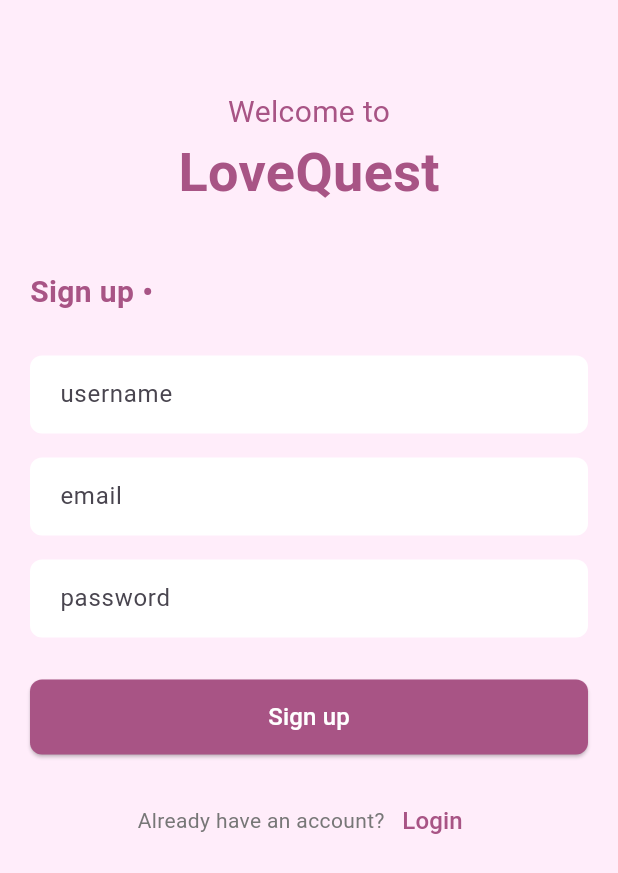
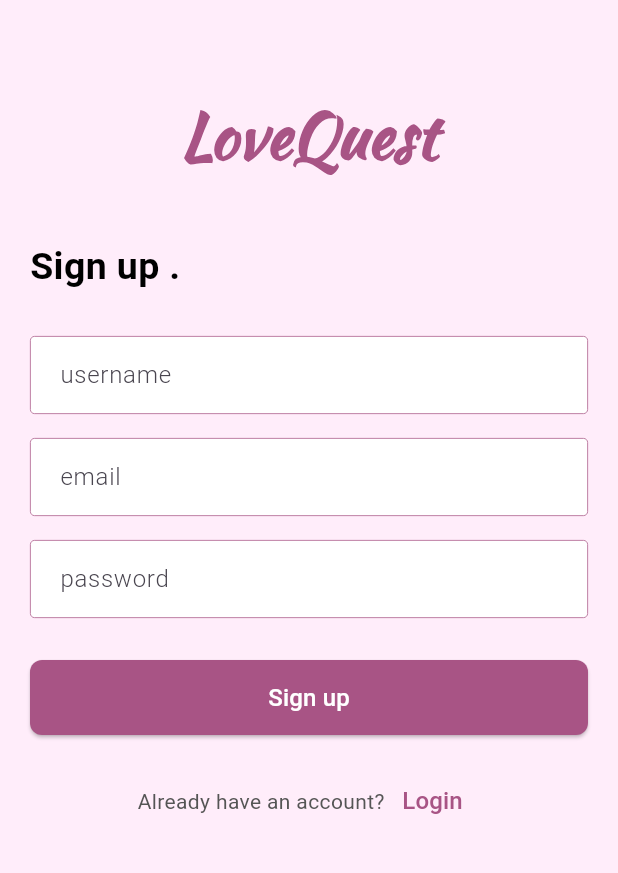
Before and after one commit to hungdungn47/LoveQuest, a Flutter app: the screen it shows after launch, after a tap on "Sign up", on a phone screen of 412 x 824 dp. Shown: the top 873 px of the screen. Run offline on Flutter 3.47's test engine with Material 3 defaults, Android fonts, the phone set to English and light mode, and no system bars; our stand-ins replace dio, get, get_storage, socket_io_client.

Commit message:
Retouch the UI of onboarding screens

```diff
--- a/lib/core/config/theme.dart
+++ b/lib/core/config/theme.dart
@@ -4,8 +4,8 @@ class AppColors {
   static const Color primary = Color(0xFFA85485);
   static const Color secondary = Color(0xFFEC7FA9);
   static const Color background = Color(0xFFFFEDFA);
-  static const Color text = Color(0xFF333333);
-  static const Color lightText = Color(0xFF777777);
+  static const Color text = Color(0xFF222222);
+  static const Color lightText = Color(0xFF555555);
   static const Color white = Colors.white;
   static const Color black = Colors.black;
 }
@@ -13,12 +13,11 @@ class AppColors {
 class AppTheme {
   static ThemeData get lightTheme {
     return ThemeData(
+      appBarTheme: AppBarTheme(backgroundColor: AppColors.primary),
       primaryColor: AppColors.primary,
       scaffoldBackgroundColor: AppColors.background,
-
       textTheme: TextTheme(
         displayLarge: TextStyle(
-          fontFamily: 'Kaushan',
           fontSize: 28,
           fontWeight: FontWeight.bold,
           color: AppColors.primary,
--- a/lib/features/auth/data/models/user.dart
+++ b/lib/features/auth/data/models/user.dart
@@ -1,7 +1,7 @@
 import 'package:love_quest/features/auth/domain/entities/user.dart';
 
 class UserModel extends UserEntity {
-  const UserModel({
+  UserModel({
     String? id,
     String? fullName,
     String? nickName,
--- a/lib/features/auth/domain/entities/user.dart
+++ b/lib/features/auth/domain/entities/user.dart
@@ -1,16 +1,16 @@
 class UserEntity {
-  final String? id;
-  final String? fullName;
-  final String? nickName;
-  final String? email;
-  final String? job;
-  final String? gender;
-  final String? country;
-  final String? avatar;
-  final String? address;
-  final int? limitMatch;
+  String? id;
+  String? fullName;
+  String? nickName;
+  String? email;
+  String? job;
+  String? gender;
+  String? country;
+  String? avatar;
+  String? address;
+  int? limitMatch;
 
-  const UserEntity({
+  UserEntity({
     this.id,
     this.fullName,
     this.nickName,
--- a/lib/features/auth/presentation/pages/login_screen.dart
+++ b/lib/features/auth/presentation/pages/login_screen.dart
@@ -23,17 +23,18 @@ class LoginScreen extends StatelessWidget {
                 Center(
                   child: Column(
                     children: [
-                      Text(
-                        'Welcome to',
-                        style: TextStyle(
-                          fontSize: 20,
-                          color: AppColors.primary,
-                        ),
-                      ),
+                      // Text(
+                      //   'Welcome to',
+                      //   style: TextStyle(
+                      //     fontSize: 20,
+                      //     color: AppColors.secondary,
+                      //   ),
+                      // ),
                       Text(
                         'LoveQuest',
                         style: TextStyle(
-                          fontSize: 36,
+                          fontSize: 42,
+                          fontFamily: 'Kaushan',
                           fontWeight: FontWeight.bold,
                           color: AppColors.primary,
                         ),
@@ -43,12 +44,11 @@ class LoginScreen extends StatelessWidget {
                 ),
                 SizedBox(height: 40),
                 Text(
-                  'Login •',
+                  'Login .',
                   style: TextStyle(
-                    fontSize: 20,
-                    fontWeight: FontWeight.bold,
-                    color: AppColors.primary,
-                  ),
+                      fontSize: 25,
+                      fontWeight: FontWeight.bold,
+                      color: Colors.black),
                 ),
                 SizedBox(height: 20),
                 CustomTextField(
@@ -63,10 +63,10 @@ class LoginScreen extends StatelessWidget {
                 ),
                 SizedBox(height: 20),
                 Obx(() => CustomButton(
-                  text: 'Login',
-                  onPressed: authController.login,
-                  isLoading: authController.isLoading.value,
-                )),
+                      text: 'Login',
+                      onPressed: authController.login,
+                      isLoading: authController.isLoading.value,
+                    )),
                 SizedBox(height: 20),
                 Row(
                   mainAxisAlignment: MainAxisAlignment.center,
--- a/lib/features/auth/presentation/pages/signup_screen.dart
+++ b/lib/features/auth/presentation/pages/signup_screen.dart
@@ -23,17 +23,18 @@ class SignupScreen extends StatelessWidget {
                 Center(
                   child: Column(
                     children: [
-      Text(
-        'Welcome to',
-        style: TextStyle(
-          fontSize: 20,
-          color: AppColors.primary,
-        ),
-      ),
+                      // Text(
+                      //   'Welcome to',
+                      //   style: TextStyle(
+                      //     fontSize: 20,
+                      //     color: AppColors.primary,
+                      //   ),
+                      // ),
                       Text(
                         'LoveQuest',
                         style: TextStyle(
-          fontSize: 36,
+                          fontSize: 42,
+                          fontFamily: 'Kaushan',
                           fontWeight: FontWeight.bold,
                           color: AppColors.primary,
                         ),
@@ -43,11 +44,11 @@ class SignupScreen extends StatelessWidget {
                 ),
                 SizedBox(height: 40),
                 Text(
-        'Sign up •',
+                  'Sign up .',
                   style: TextStyle(
-          fontSize: 20,
+                    fontSize: 25,
                     fontWeight: FontWeight.bold,
-          color: AppColors.primary,
+                    color: Colors.black,
                   ),
                 ),
                 SizedBox(height: 20),
--- a/lib/features/auth/presentation/widgets/custom_text_field.dart
+++ b/lib/features/auth/presentation/widgets/custom_text_field.dart
@@ -1,4 +1,5 @@
 import 'package:flutter/material.dart';
+import 'package:love_quest/core/config/theme.dart';
 
 class CustomTextField extends StatelessWidget {
   final String hintText;
@@ -16,14 +17,24 @@ class CustomTextField extends StatelessWidget {
 
   @override
   Widget build(BuildContext context) {
-    return Padding(
+    return Container(
       padding: const EdgeInsets.symmetric(vertical: 8.0),
       child: TextField(
         controller: controller,
         obscureText: obscureText,
         keyboardType: keyboardType,
+        style:
+            TextStyle(fontWeight: FontWeight.w300, color: AppColors.lightText),
         decoration: InputDecoration(
           hintText: hintText,
+          enabledBorder: OutlineInputBorder(
+            borderRadius: BorderRadius.circular(3),
+            borderSide: BorderSide(color: Color(0xffA85485), width: 0.5),
+          ),
+          focusedBorder: OutlineInputBorder(
+            borderRadius: BorderRadius.circular(3),
+            borderSide: BorderSide(color: Color(0xffA85485), width: 0.5),
+          ),
         ),
       ),
     );
--- a/lib/injection_container.dart
+++ b/lib/injection_container.dart
@@ -12,5 +12,5 @@ Future<void> initializeDependencies() async {
   Get.put<UserRepository>(UserRepositoryImpl(Get.find<UserApiService>()));
   Get.put<LoginUseCase>(LoginUseCase(Get.find<UserRepository>()));
 
-  Get.lazyPut(() => AuthController());
+  Get.put(AuthController());
 }
```
Also changed, not shown: lib/features/auth/presentation/controllers/auth_controller.dart (+7 -8 lines), lib/features/auth/presentation/pages/home_screen.dart (+7 -6 lines), lib/features/auth/presentation/pages/onboarding_screens/gender_screen.dart (+7 -11 lines), lib/features/auth/presentation/pages/onboarding_screens/interests_screen.dart (+11 -13 lines), lib/features/auth/presentation/pages/onboarding_screens/name_screen.dart (+6 -11 lines). Lines whose indentation alone changed are shown as unchanged.
